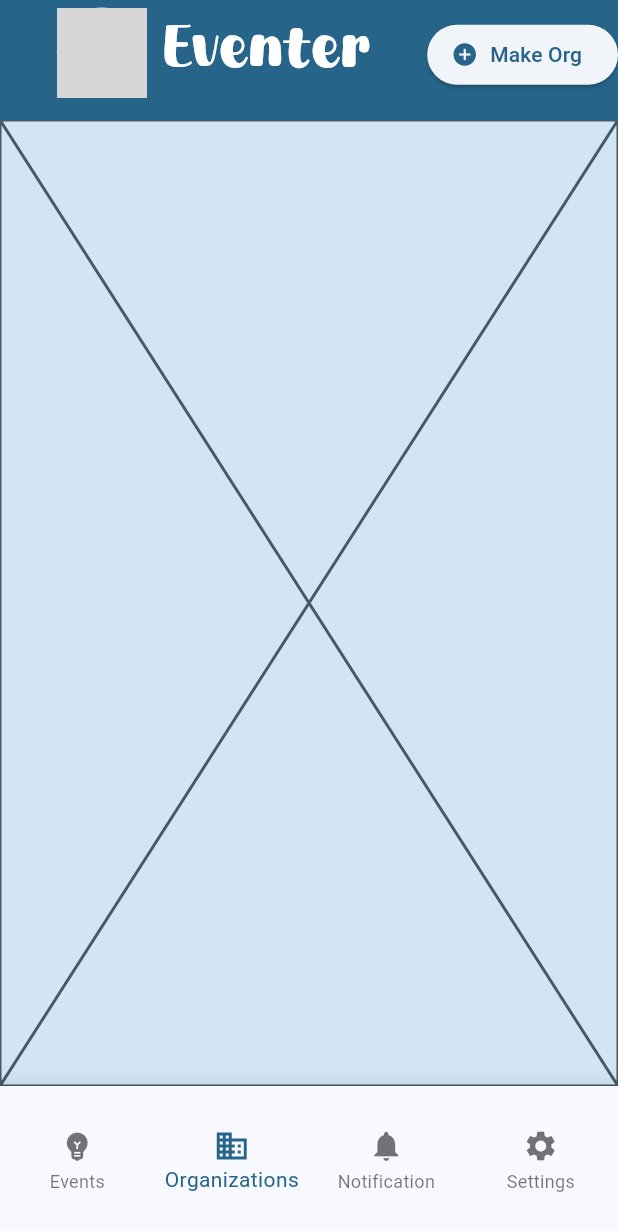
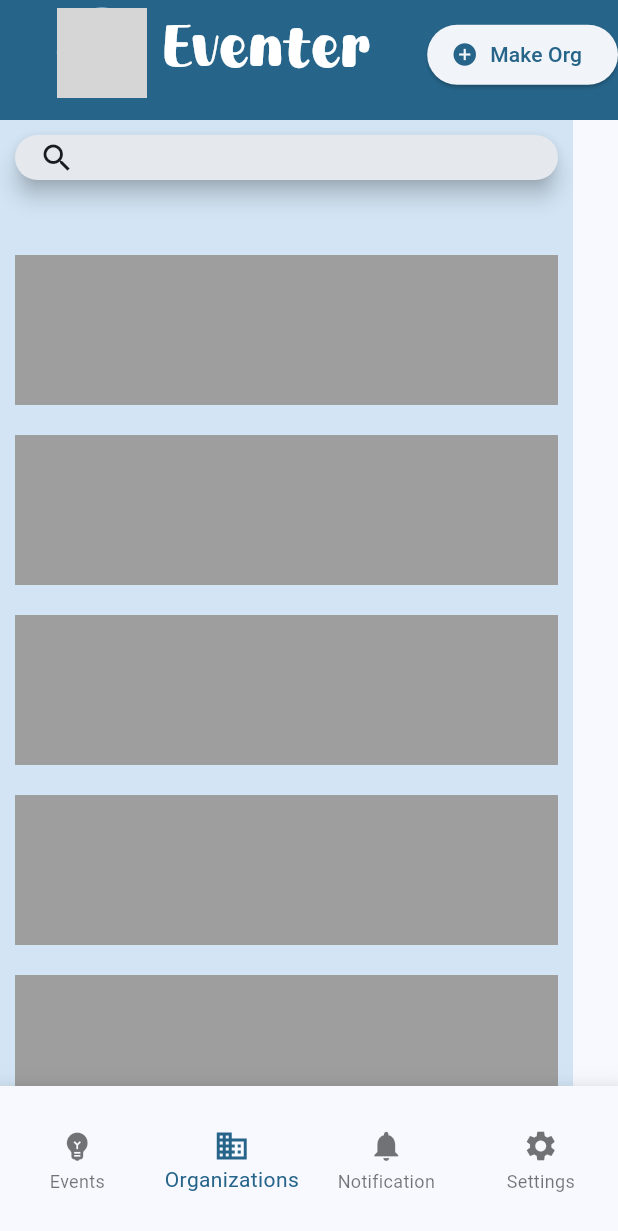
Before and after one commit to zzhang-qppi/Eventer, a Flutter app: the screen it shows after launch, item 2 of the bottom bar chosen, on a phone screen of 412 x 824 dp. Shown: the top 1231 px of the screen. Run offline on Flutter 3.47's test engine with Material 3 defaults, Android fonts, the phone set to English and light mode, and no system bars; network calls fail; grey boxes are pictures that could not be loaded.

Commit message:
organization page and search bar layout

```diff
--- a/lib/main.dart
+++ b/lib/main.dart
@@ -1,6 +1,7 @@
 import 'package:flutter/material.dart';
 import 'package:eventer_main/eventfeedpage.dart' show EventFeedPage;
 import 'package:eventer_main/loginpage.dart' show LoginPage;
+import 'package:eventer_main/organizationpage.dart' show OrganizationPage;
 
 void main() {
   runApp(const MyApp());
@@ -132,7 +133,7 @@ class MyHomePageScaffold extends StatelessWidget {
         makeButtonText = "Make Event";
         break;
       case 1:
-        page = const Placeholder();
+        page = const OrganizationPage();
         makeButtonText = "Make Org";
         break;
       case 2:
--- /dev/null
+++ b/lib/organizationpage.dart
@@ -0,0 +1,102 @@
+import 'package:flutter/material.dart';
+
+class OrganizationPage extends StatelessWidget {
+  const OrganizationPage({super.key});
+
+  @override
+  Widget build(BuildContext context) {
+    return SingleChildScrollView(
+      child: Padding(
+        padding: const EdgeInsets.symmetric(horizontal: 0.0),
+        child: Column(
+          children: [
+            Padding(
+              padding: const EdgeInsets.all(10.0),
+              child: OrgSearchBar(),
+            ),
+            SizedBox(height: 40),
+            OrganizationCard(),
+            SizedBox(height: 20),
+            OrganizationCard(),
+            SizedBox(height: 20),
+            OrganizationCard(),
+            SizedBox(height: 20),
+            OrganizationCard(),
+            SizedBox(height: 20),
+            OrganizationCard(),
+            SizedBox(height: 20),
+            OrganizationCard(),
+            SizedBox(height: 20),
+            OrganizationCard(),
+          ],
+        ),
+      ),
+    );
+  }
+}
+
+class OrgSearchBar extends StatefulWidget {
+  const OrgSearchBar({super.key});
+
+  @override
+  State<OrgSearchBar> createState() => _OrgSearchBarState();
+}
+
+class _OrgSearchBarState extends State<OrgSearchBar> {
+  bool isDark = false;
+
+  @override
+  Widget build(BuildContext context) {
+    final ThemeData themeData = ThemeData(
+        useMaterial3: true,
+        brightness: isDark ? Brightness.dark : Brightness.light);
+    double screenWidth = MediaQuery.of(context).size.width;
+
+    return SearchAnchor(
+        builder: (BuildContext context, SearchController controller) {
+      return SearchBar(
+        constraints: BoxConstraints(
+          maxWidth: screenWidth - 50.0,
+          maxHeight: 50.0,
+          minHeight: 30,
+        ),
+        controller: controller,
+        padding: const WidgetStatePropertyAll<EdgeInsets>(
+            EdgeInsets.symmetric(horizontal: 16.0)),
+        onTap: () {
+          controller.openView();
+        },
+        onChanged: (_) {
+          controller.openView();
+        },
+        leading: const Icon(Icons.search),
+      );
+    }, suggestionsBuilder: (BuildContext context, SearchController controller) {
+      return List<ListTile>.generate(5, (int index) {
+        final String item = 'Org $index';
+        return ListTile(
+          title: Text(item),
+          onTap: () {
+            setState(() {
+              controller.closeView(item);
+            });
+          },
+        );
+      });
+    });
+  }
+}
+
+class OrganizationCard extends StatelessWidget {
+  const OrganizationCard({super.key});
+
+  @override
+  Widget build(BuildContext context) {
+    double screenWidth = MediaQuery.of(context).size.width;
+    return Container(
+      width: screenWidth - 50,
+      height: 100,
+      color: Colors.grey,
+    );
+  }
+}
```
Also changed, not shown: lib/eventfeedpage.dart (+106 -4 lines).
